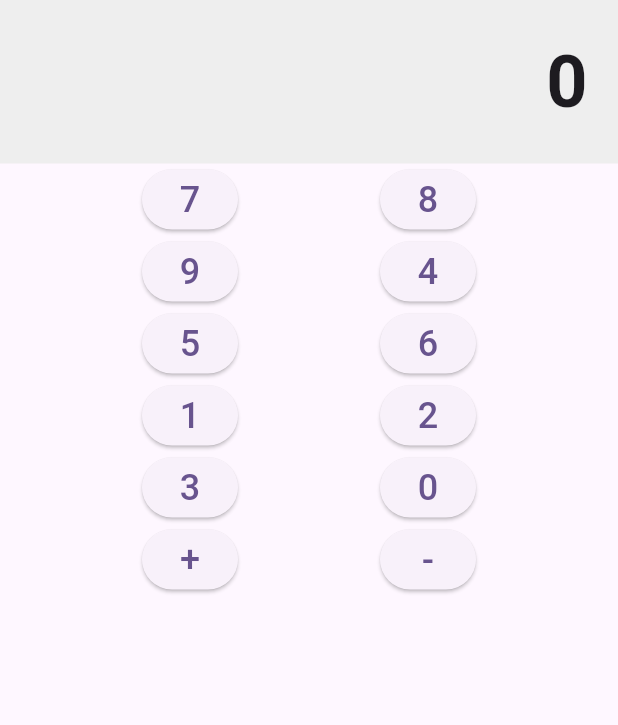
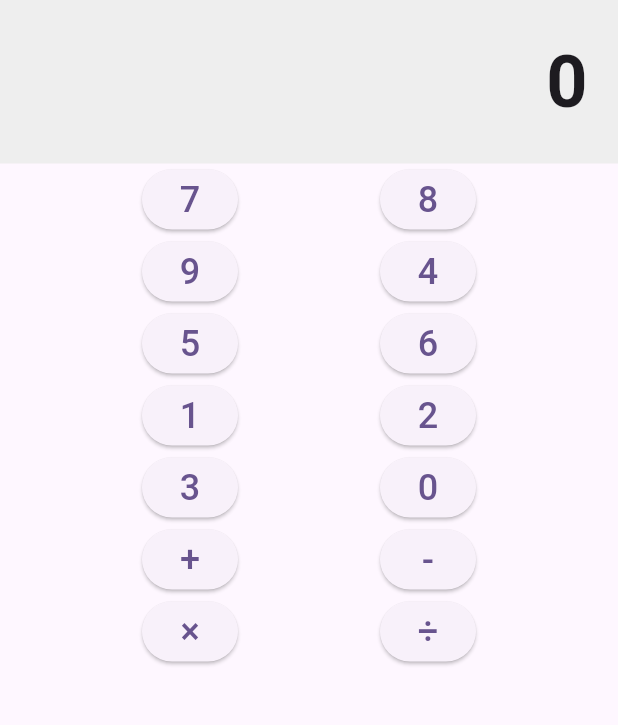
Before and after one commit to W17Code/calculadora_flutter, a Flutter app: the screen it shows after launch, on a phone screen of 412 x 824 dp, the part 84-809 px from its top. Run offline on Flutter 3.47's test engine with Material 3 defaults, Android fonts, the phone set to English and light mode, and no system bars.

Commit message:
Se agregan los botones X y %

```diff
--- a/lib/home/home.dart
+++ b/lib/home/home.dart
@@ -98,6 +98,19 @@ class MyHomePage extends StatelessWidget {
               ),
             ],
           ),
+          Row(
+            mainAxisAlignment: MainAxisAlignment.spaceEvenly,
+            children: [
+              ElevatedButton(
+                onPressed: () {},
+                child: const Text('×', style: TextStyle(fontSize: 24)),
+              ),
+              ElevatedButton(
+                onPressed: () {},
+                child: const Text('÷', style: TextStyle(fontSize: 24)),
+              ),
+            ],
+          ),
         ],
       ),
     );
```
